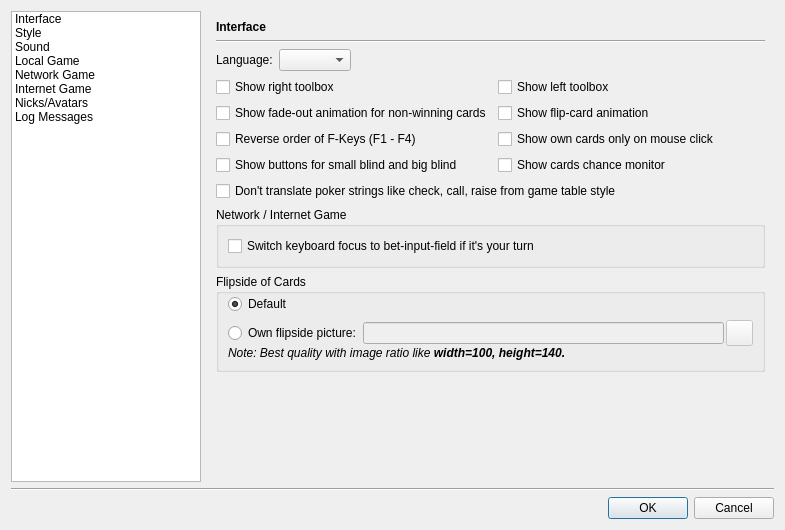
Qt form src/gui/qt/settingsdialog.ui (pokerth/pokerth) before a commit.
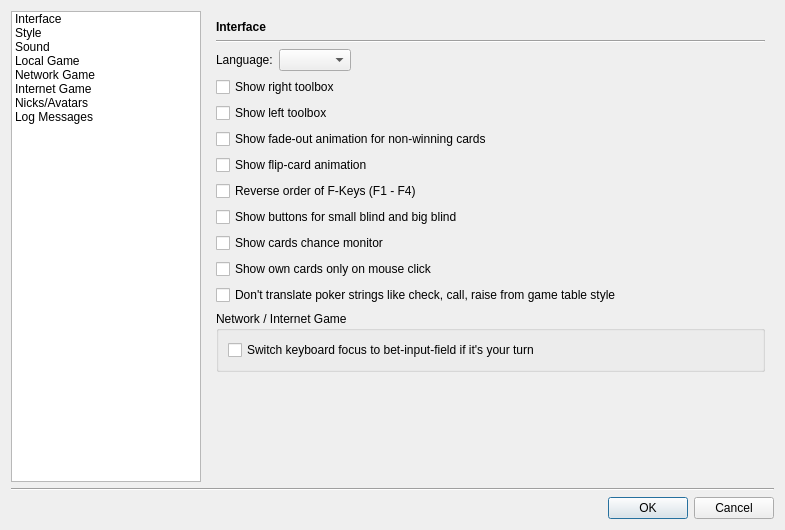
The same form after that commit. The open tabs and pages were chosen to show the change. Icons and pictures are not drawn. Custom widgets are drawn as their Qt base class.

Commit message: settings dialog changes for better translation fitting

Patch:
```diff
--- a/src/gui/qt/settingsdialog.ui
+++ b/src/gui/qt/settingsdialog.ui
@@ -178,69 +178,69 @@
          </item>
          <item row="3" column="0">
           <layout class="QGridLayout" name="gridLayout_7">
-           <item row="0" column="1">
-            <widget class="QCheckBox" name="checkBox_showLeftToolbox">
-             <property name="text">
-              <string>Show left toolbox</string>
-             </property>
-            </widget>
-           </item>
-           <item row="1" column="1">
-            <widget class="QCheckBox" name="checkBox_showFlipCardsAnimation">
-             <property name="text">
-              <string>Show flip-card animation</string>
-             </property>
-            </widget>
-           </item>
-           <item row="2" column="1">
-            <widget class="QCheckBox" name="checkBox_antiPeekMode">
-             <property name="text">
-              <string>Show own cards only on mouse click</string>
-             </property>
-            </widget>
-           </item>
-           <item row="3" column="1">
-            <widget class="QCheckBox" name="checkBox_cardsChanceMonitor">
-             <property name="text">
-              <string>Show cards chance monitor</string>
-             </property>
-            </widget>
-           </item>
-           <item row="0" column="0">
+           <item row="0" column="0" colspan="2">
             <widget class="QCheckBox" name="checkBox_showRightToolbox">
              <property name="text">
               <string>Show right toolbox</string>
              </property>
             </widget>
            </item>
-           <item row="1" column="0">
+           <item row="2" column="0" colspan="2">
             <widget class="QCheckBox" name="checkBox_showFadeOutCardsAnimation">
              <property name="text">
               <string>Show fade-out animation for non-winning cards</string>
              </property>
             </widget>
            </item>
-           <item row="2" column="0">
+           <item row="4" column="0" colspan="2">
             <widget class="QCheckBox" name="checkBox_alternateFKeysUserActionMode">
              <property name="text">
               <string>Reverse order of F-Keys (F1 - F4)</string>
              </property>
             </widget>
            </item>
-           <item row="3" column="0">
+           <item row="5" column="0" colspan="2">
             <widget class="QCheckBox" name="checkBox_showBlindButtons">
              <property name="text">
               <string>Show buttons for small blind and big blind</string>
              </property>
             </widget>
            </item>
-           <item row="4" column="0" colspan="2">
+           <item row="8" column="0" colspan="2">
             <widget class="QCheckBox" name="checkBox_dontTranslatePokerStrings">
              <property name="text">
               <string>Don't translate poker strings like check, call, raise from game table style</string>
              </property>
             </widget>
            </item>
+           <item row="6" column="0" colspan="2">
+            <widget class="QCheckBox" name="checkBox_cardsChanceMonitor">
+             <property name="text">
+              <string>Show cards chance monitor</string>
+             </property>
+            </widget>
+           </item>
+           <item row="7" column="0" colspan="2">
+            <widget class="QCheckBox" name="checkBox_antiPeekMode">
+             <property name="text">
+              <string>Show own cards only on mouse click</string>
+             </property>
+            </widget>
+           </item>
+           <item row="3" column="0" colspan="2">
+            <widget class="QCheckBox" name="checkBox_showFlipCardsAnimation">
+             <property name="text">
+              <string>Show flip-card animation</string>
+             </property>
+            </widget>
+           </item>
+           <item row="1" column="0" colspan="2">
+            <widget class="QCheckBox" name="checkBox_showLeftToolbox">
+             <property name="text">
+              <string>Show left toolbox</string>
+             </property>
+            </widget>
+           </item>
           </layout>
          </item>
          <item row="4" column="0">
@@ -260,106 +260,6 @@
           </widget>
          </item>
          <item row="5" column="0">
-          <widget class="QGroupBox" name="groupBox">
-           <property name="title">
-            <string>Flipside of Cards</string>
-           </property>
-           <layout class="QGridLayout">
-            <property name="leftMargin">
-             <number>9</number>
-            </property>
-            <property name="topMargin">
-             <number>0</number>
-            </property>
-            <property name="rightMargin">
-             <number>9</number>
-            </property>
-            <property name="bottomMargin">
-             <number>9</number>
-            </property>
-            <property name="spacing">
-             <number>6</number>
-            </property>
-            <item row="1" column="0">
-             <layout class="QVBoxLayout">
-              <property name="spacing">
-               <number>0</number>
-              </property>
-              <property name="margin">
-               <number>0</number>
-              </property>
-              <item>
-               <layout class="QHBoxLayout">
-                <property name="spacing">
-                 <number>2</number>
-                </property>
-                <property name="margin">
-                 <number>0</number>
-                </property>
-                <item>
-                 <widget class="QRadioButton" name="radioButton_flipsideOwn">
-                  <property name="text">
-                   <string>Own flipside picture:</string>
-                  </property>
-                 </widget>
-                </item>
-                <item>
-                 <widget class="QLineEdit" name="lineEdit_OwnFlipsideFilename">
-                  <property name="enabled">
-                   <bool>false</bool>
-                  </property>
-                 </widget>
-                </item>
-                <item>
-                 <widget class="QPushButton" name="pushButton_openFlipsidePicture">
-                  <property name="enabled">
-                   <bool>false</bool>
-                  </property>
-                  <property name="minimumSize">
-                   <size>
-                    <width>27</width>
-                    <height>26</height>
-                   </size>
-                  </property>
-                  <property name="maximumSize">
-                   <size>
-                    <width>27</width>
-                    <height>26</height>
-                   </size>
-                  </property>
-                 </widget>
-                </item>
-               </layout>
-              </item>
-              <item>
-               <widget class="QLabel" name="label_23">
-                <property name="text">
-                 <string>&lt;html&gt;&lt;head&gt;&lt;meta name=&quot;qrichtext&quot; content=&quot;1&quot; /&gt;&lt;style type=&quot;text/css&quot;&gt;
-p, li { white-space: pre-wrap; }
-&lt;/style&gt;&lt;/head&gt;&lt;body style=&quot;font-weight:400; font-style:normal; text-decoration:none;&quot;&gt;
-&lt;p style=&quot; margin-top:0px; margin-bottom:0px; margin-left:0px; margin-right:0px; -qt-block-indent:0; text-indent:0px;&quot;&gt;&lt;span style=&quot; font-style:italic;&quot;&gt;Note: Best quality with image ratio like &lt;/span&gt;&lt;span style=&quot; font-weight:600; font-style:italic;&quot;&gt;width=100, height=140.&lt;/span&gt;&lt;/p&gt;&lt;/body&gt;&lt;/html&gt;</string>
-                </property>
-                <property name="wordWrap">
-                 <bool>true</bool>
-                </property>
-               </widget>
-              </item>
-             </layout>
-            </item>
-            <item row="0" column="0">
-             <widget class="QRadioButton" name="radioButton_flipsideTux">
-              <property name="text">
-               <string>Default</string>
-              </property>
-              <property name="checked">
-               <bool>true</bool>
-              </property>
-             </widget>
-            </item>
-           </layout>
-          </widget>
-         </item>
-         <item row="6" column="0">
           <spacer>
            <property name="orientation">
             <enum>Qt::Vertical</enum>
```
Left out of the diff: 140 changed lines with no effect on the pictures.
